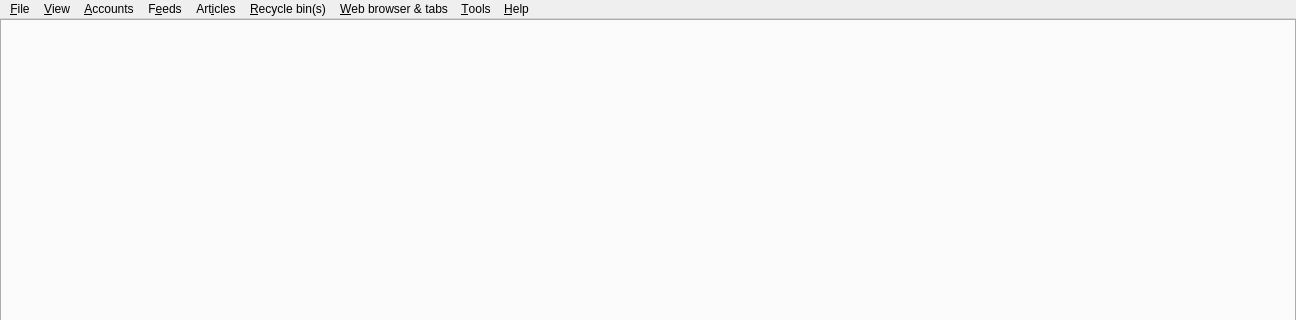
Qt form src/librssguard/gui/dialogs/formmain.ui (martinrotter/rssguard) before a commit; both pictures show x 0 to 1296 and y 0 to 320 of the 1296 by 677 pixel window.
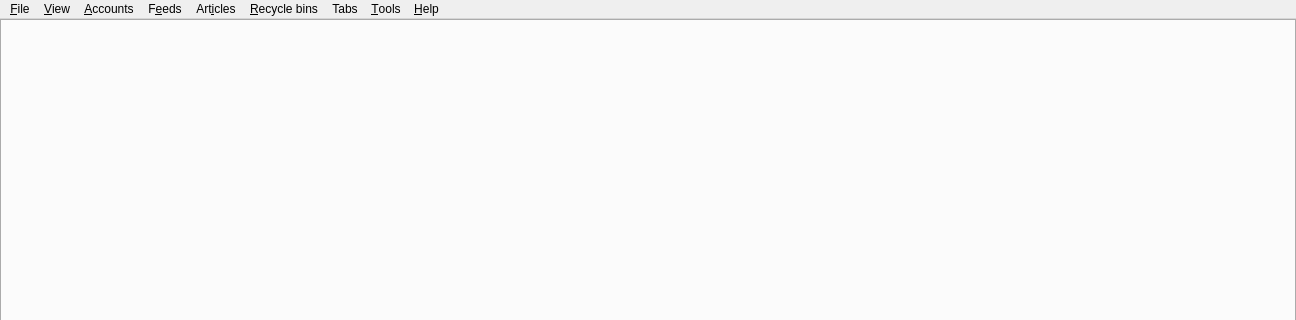
The same form after that commit. Custom widgets are drawn as their Qt base class.

```diff
--- a/src/librssguard/gui/dialogs/formmain.ui
+++ b/src/librssguard/gui/dialogs/formmain.ui
@@ -182,7 +182,7 @@
    </widget>
    <widget class="QMenu" name="m_menuRecycleBin">
     <property name="title">
-     <string>&amp;Recycle bin(s)</string>
+     <string>&amp;Recycle bins</string>
     </property>
     <addaction name="m_actionRestoreAllRecycleBins"/>
     <addaction name="m_actionEmptyAllRecycleBins"/>
@@ -195,9 +195,9 @@
     <addaction name="m_actionServiceEdit"/>
     <addaction name="m_actionServiceDelete"/>
    </widget>
-   <widget class="QMenu" name="m_menuWebBrowserTabs">
+   <widget class="QMenu" name="m_menuTabs">
     <property name="title">
-     <string>&amp;Web browser &amp;&amp; tabs</string>
+     <string>Tabs</string>
     </property>
     <addaction name="m_actionTabsCloseCurrent"/>
     <addaction name="m_actionTabsCloseAll"/>
@@ -216,7 +216,7 @@
    <addaction name="m_menuFeeds"/>
    <addaction name="m_menuMessages"/>
    <addaction name="m_menuRecycleBin"/>
-   <addaction name="m_menuWebBrowserTabs"/>
+   <addaction name="m_menuTabs"/>
    <addaction name="m_menuTools"/>
    <addaction name="m_menuHelp"/>
   </widget>
```
